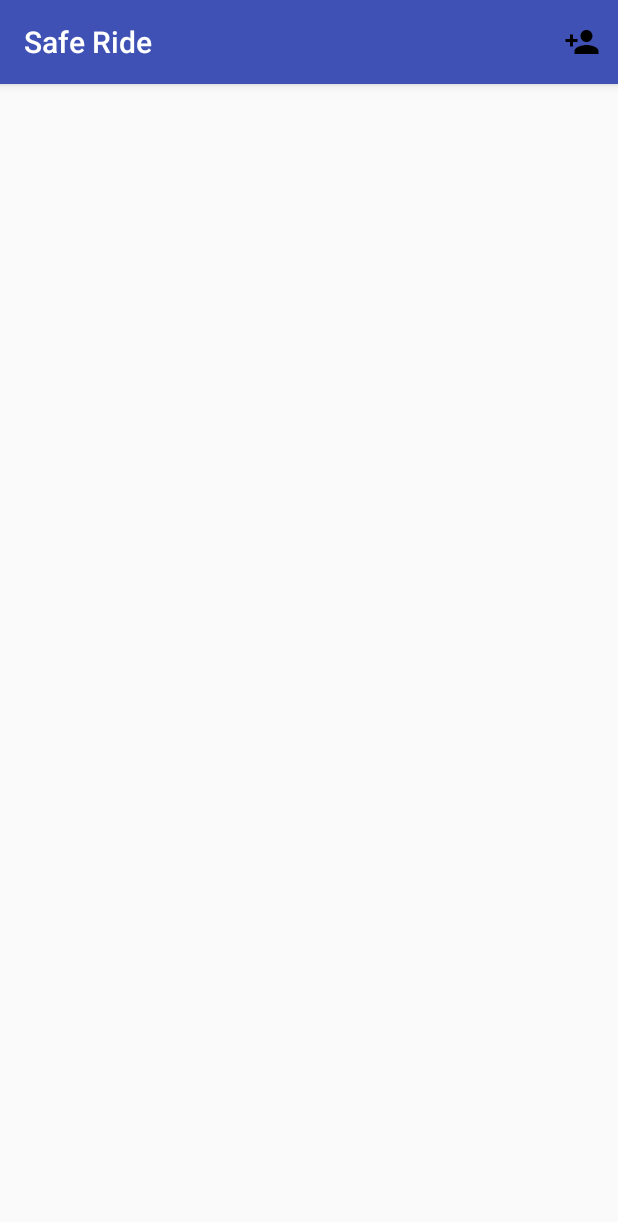
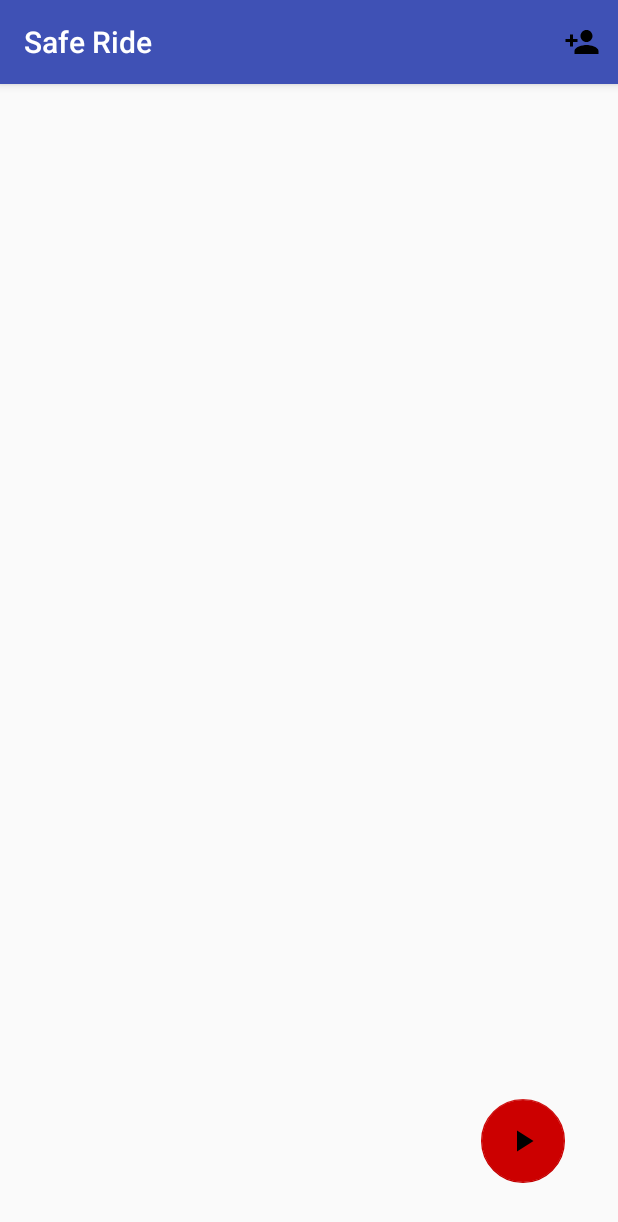
Before and after one commit to sacha001/SafeRide, an Android app: the DriverMainActivity screen opened directly, with no data from a screen before it, on a phone screen of 412 x 824 dp. Shown: the top 1222 px of the screen. Run offline under Robolectric (Android 15) with nearby library versions, the phone set to English and light mode, and no system bars.

Commit message:
Addresses now show as a list rather than buttons Also added "Play" button that will be used later

```diff
--- a/SafeRide/app/src/main/java/com/example/ssilance/saferide/DriverMainActivity.java
+++ b/SafeRide/app/src/main/java/com/example/ssilance/saferide/DriverMainActivity.java
@@ -9,17 +9,46 @@ import android.view.Menu;
 import android.view.MenuInflater;
 import android.view.MenuItem;
 import android.view.View;
+import android.widget.AdapterView;
+import android.widget.ArrayAdapter;
 import android.widget.Button;
 import android.widget.LinearLayout;
+import android.widget.ListView;
+import android.widget.Toast;
+
+import java.net.URLEncoder;
+import java.util.ArrayList;
 
 public class DriverMainActivity extends AppCompatActivity {
     private static final int REQUEST_CODE = 1;
+    private ArrayList<String> addresses;
 
     @Override
     protected void onCreate(Bundle savedInstanceState) {
         super.onCreate(savedInstanceState);
         setContentView(R.layout.activity_driver_main);
+
+        addresses = new ArrayList<String>();
+        ArrayAdapter adapter = new ArrayAdapter<String>(this,
+               R.layout.activity_listview,R.id.text_view_id, addresses);
+
+        ListView listView = (ListView) findViewById(R.id.mobile_list);
+        listView.setAdapter(adapter);
+
+        listView.setOnItemClickListener(addressClickedHandler);
+
     }
+
+    private AdapterView.OnItemClickListener addressClickedHandler = new AdapterView.OnItemClickListener() {
+        public void onItemClick(AdapterView parent, View v, int position, long id) {
+            String clickedAddress = addresses.get((int)parent.getItemIdAtPosition(position)).toString();
+            clickedAddress = clickedAddress.replace(' ','+');
+            Intent intent = new Intent(android.content.Intent.ACTION_VIEW,
+                        Uri.parse("https://www.google.com/maps/dir/?api=1&destination=" + clickedAddress));
+            startActivity(intent);
+
+        }
+    };
 
     public boolean onCreateOptionsMenu(Menu menu) {
         MenuInflater inflater = getMenuInflater();
@@ -46,29 +75,25 @@ public class DriverMainActivity extends AppCompatActivity {
                 if (resultCode == Activity.RESULT_OK) {
                     String addressString = data.getStringExtra("ADDRESS_STRING");
                     if(!addressString.equals(null) && !addressString.equals("")){
-                        addNewAddress(addressString);
+                        addresses.add(addressString);
                     }
                 }
                 break;
             }
         }
     }
-    private void addNewAddress(final String addressString) {
-        Button myButton = new Button(this);
-        myButton.setText(addressString);
 
-        LinearLayout ll = (LinearLayout) findViewById(R.id.driverLinearLayout);
-        LinearLayout.LayoutParams lp = new LinearLayout.LayoutParams(LinearLayout.LayoutParams.MATCH_PARENT, LinearLayout.LayoutParams.WRAP_CONTENT);
-        ll.addView(myButton, lp);
-
-        myButton.setOnClickListener(new View.OnClickListener() {
-            @Override
-            public void onClick(View view) {
-                String formattedAddress = addressString.replace(' ','+');
-                Intent intent = new Intent(android.content.Intent.ACTION_VIEW,
-                        Uri.parse("https://www.google.com/maps/dir/?api=1&destination=" + formattedAddress));
-                startActivity(intent);
-            }
-        });
-    }
+//    private void routeAll(){
+//        String formattedAddress = addressString.replace(' ','+');
+//        String q = "10 gulliver st miramichi|9 dineen drive";
+//        String url = "";
+//        try{
+//            url = "&waypoints=" + URLEncoder.encode(q, "UTF-8");
+//        } catch(Exception e){
+//            System.out.print(e);
+//        }
+//        Intent intent = new Intent(android.content.Intent.ACTION_VIEW,
+//                Uri.parse("https://www.google.com/maps/dir/?api=1&destination=725+george"+url));
+//        startActivity(intent);
+//    }
 }
--- /dev/null
+++ b/SafeRide/app/src/main/res/drawable/ic_play_arrow_black_24px.xml
@@ -0,0 +1,9 @@
+<vector xmlns:android="http://schemas.android.com/apk/res/android"
+        android:width="24dp"
+        android:height="24dp"
+        android:viewportWidth="24.0"
+        android:viewportHeight="24.0">
+    <path
+        android:pathData="M8,5v14l11,-7z"
+        android:fillColor="#000000"/>
+</vector>
--- a/SafeRide/app/src/main/res/layout/activity_driver_main.xml
+++ b/SafeRide/app/src/main/res/layout/activity_driver_main.xml
@@ -5,11 +5,37 @@
     android:layout_width="match_parent"
     android:layout_height="match_parent"
     tools:context="com.example.ssilance.saferide.DriverMainActivity">
+
     <LinearLayout
+        android:id="@+id/driverLinearLayout"
         android:layout_width="match_parent"
         android:layout_height="match_parent"
-        android:id="@+id/driverLinearLayout"
         android:orientation="vertical">
+
+        <ListView
+            android:id="@+id/mobile_list"
+            android:layout_width="match_parent"
+            android:layout_height="wrap_content" >
+        </ListView>
+
     </LinearLayout>
+    <RelativeLayout
+        android:layout_width="match_parent"
+        android:layout_height="match_parent">
+
+        <android.support.design.widget.FloatingActionButton
+            android:id="@+id/floatingActionButton"
+            android:layout_width="wrap_content"
+            android:layout_height="wrap_content"
+            android:layout_alignParentBottom="true"
+            android:layout_alignParentEnd="true"
+            android:layout_gravity="right"
+            android:layout_marginBottom="35dp"
+            android:layout_marginEnd="35dp"
+            android:clickable="true"
+            app:backgroundTint="@android:color/holo_red_dark"
+            app:elevation="0dp"
+            app:srcCompat="@drawable/ic_play_arrow_black_24px" />
+    </RelativeLayout>
 
 </android.support.constraint.ConstraintLayout>
```
Also changed, not shown: SafeRide/app/src/main/res/layout/activity_listview.xml (added, +14 -0 lines).
